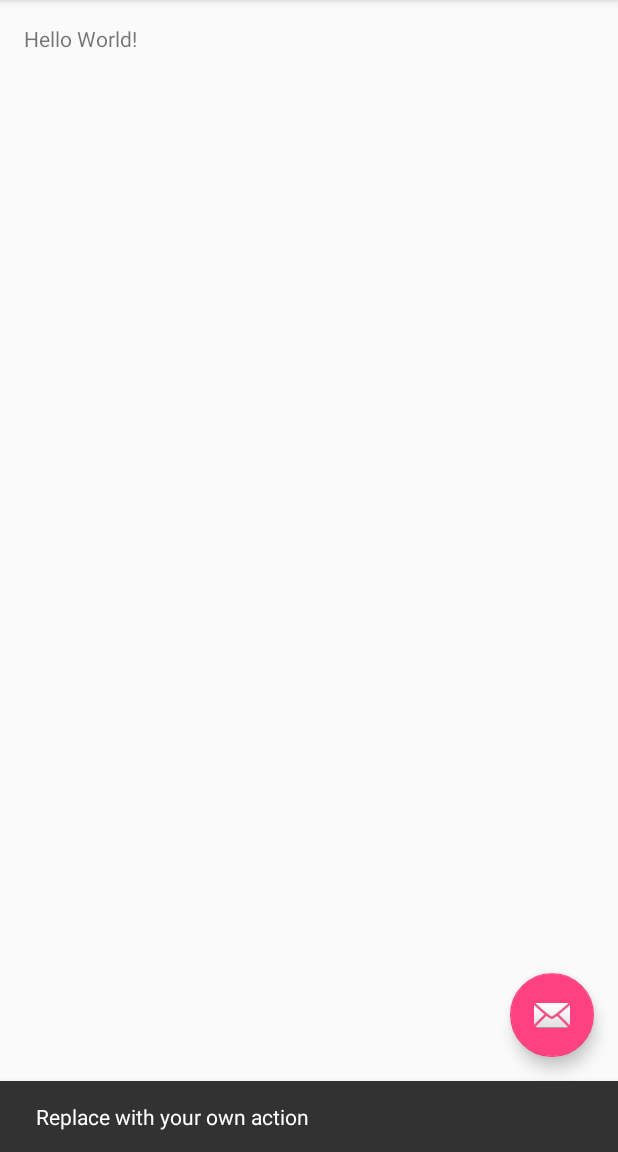
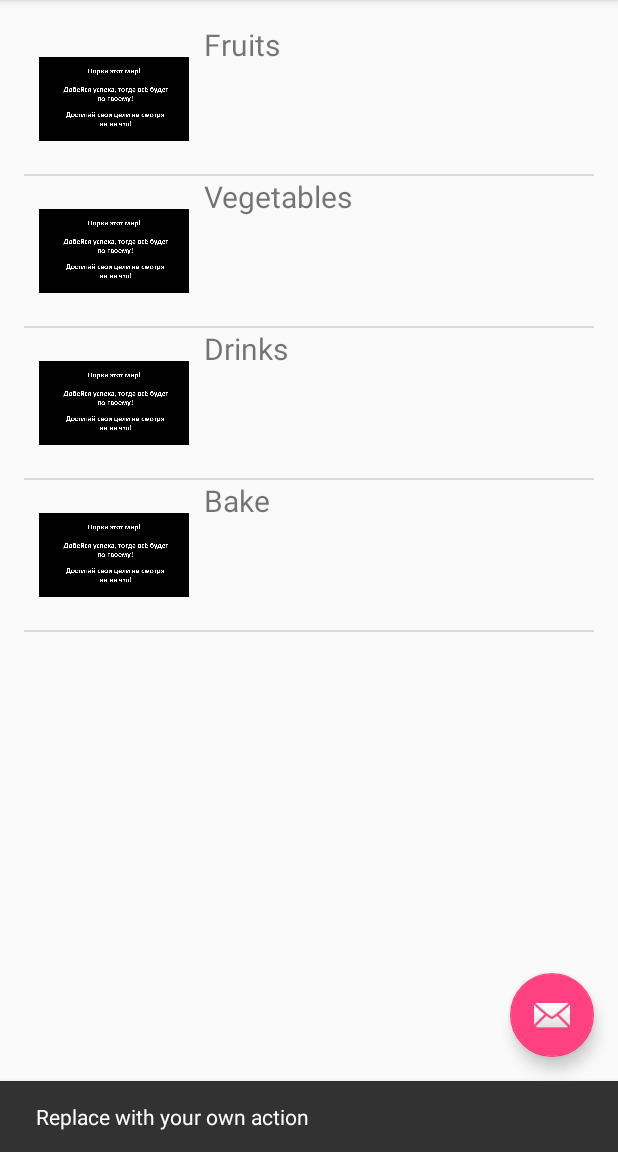
Before and after one commit to antonihnatovich/FoodCritic, an Android app: the screen it shows after launch (MainActivity), after a tap on an icon or button, on a phone screen of 412 x 824 dp, the part 84-1236 px from its top. Run offline under Robolectric (Android 15) with nearby library versions, the phone set to English and light mode, and no system bars.

```diff
--- a/FoodCritic/app/build.gradle
+++ b/FoodCritic/app/build.gradle
@@ -2,10 +2,10 @@ apply plugin: 'com.android.application'
 
 android {
     compileSdkVersion 24
-    buildToolsVersion "23.0.3"
+    buildToolsVersion '25.0.0'
     defaultConfig {
         applicationId "com.example.yoant.foodcritic"
-        minSdkVersion 16
+        minSdkVersion 17
         targetSdkVersion 24
         versionCode 1
         versionName "1.0"
--- a/FoodCritic/app/src/main/java/com/example/yoant/foodcritic/MainActivity.java
+++ b/FoodCritic/app/src/main/java/com/example/yoant/foodcritic/MainActivity.java
@@ -12,17 +12,29 @@ import android.support.v7.app.AppCompatActivity;
 import android.support.v7.widget.Toolbar;
 import android.view.Menu;
 import android.view.MenuItem;
+import android.widget.ArrayAdapter;
+import android.widget.ListView;
+
+import java.util.ArrayList;
+import java.util.List;
 
 public class MainActivity extends AppCompatActivity
         implements NavigationView.OnNavigationItemSelectedListener {
 
+    private ListView listView;
+    private String[] values = new String[] { "Fruits", "Vegetables", "Drinks", "Bake" };
+    private List<String> list = new ArrayList<>();
     @Override
     protected void onCreate(Bundle savedInstanceState) {
         super.onCreate(savedInstanceState);
         setContentView(R.layout.activity_main);
         Toolbar toolbar = (Toolbar) findViewById(R.id.toolbar);
         setSupportActionBar(toolbar);
-
+        listView = (ListView)findViewById(R.id.listView);
+        for(int i = 0; i < values.length; i++)
+            list.add(values[i]);
+        ArrayAdapter<String> adapter = new ArrayAdapter<String>(this, R.layout.info_layout, R.id.label, values);
+        listView.setAdapter(adapter);
         FloatingActionButton fab = (FloatingActionButton) findViewById(R.id.fab);
         fab.setOnClickListener(new View.OnClickListener() {
             @Override
--- a/FoodCritic/app/src/main/res/layout/content_main.xml
+++ b/FoodCritic/app/src/main/res/layout/content_main.xml
@@ -13,8 +13,11 @@
     tools:context="com.example.yoant.foodcritic.MainActivity"
     tools:showIn="@layout/app_bar_main">
 
-    <TextView
-        android:layout_width="wrap_content"
-        android:layout_height="wrap_content"
-        android:text="Hello World!" />
+    <ListView
+        android:id="@+id/listView"
+        android:layout_width="match_parent"
+        android:layout_height="match_parent"
+        android:layout_alignParentLeft="true"
+        android:layout_alignParentStart="true"
+        android:layout_alignParentTop="true" />
 </RelativeLayout>
--- /dev/null
+++ b/FoodCritic/app/src/main/res/layout/info_layout.xml
@@ -0,0 +1,23 @@
+<?xml version="1.0" encoding="utf-8"?>
+<LinearLayout xmlns:android="http://schemas.android.com/apk/res/android"
+    android:orientation="horizontal"
+    android:layout_width="wrap_content"
+    android:layout_height="wrap_content">
+
+    <ImageView
+        android:id="@+id/icon"
+        android:layout_width="100dp"
+        android:layout_height="100dp"
+        android:layout_marginStart="10dp"
+        android:layout_marginEnd="10dp"
+        android:src="@drawable/screen" >
+    </ImageView>
+
+    <TextView
+        android:id="@+id/label"
+        android:layout_width="wrap_content"
+        android:layout_height="wrap_content"
+        android:text="@+id/label"
+        android:textSize="20sp" >
+    </TextView>
+</LinearLayout>
--- a/FoodCritic/build.gradle
+++ b/FoodCritic/build.gradle
@@ -5,7 +5,7 @@ buildscript {
         jcenter()
     }
     dependencies {
-        classpath 'com.android.tools.build:gradle:2.2.3'
+        classpath 'com.android.tools.build:gradle:2.3.0'
 
         // NOTE: Do not place your application dependencies here; they belong
         // in the individual module build.gradle files
```
Also changed, not shown: FoodCritic/app/src/main/res/drawable-v21/screen.png (added), FoodCritic/gradle/wrapper/gradle-wrapper.properties.
